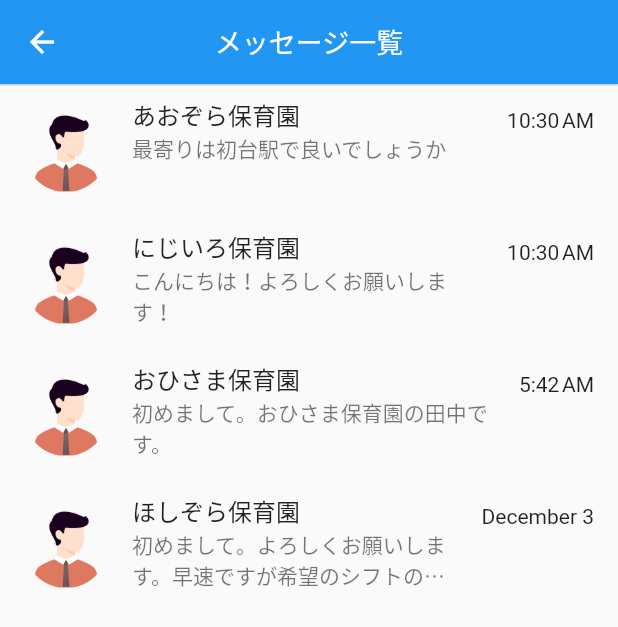
After one commit to flutteruniv/hoiqoo, a Flutter app: the screen it shows after launch, after a tap on "messages page", on a phone screen of 412 x 824 dp. The commit adds this screen. Shown: the top 627 px of the screen. Run offline on Flutter 3.47's test engine with Material 2 defaults, Android fonts, the phone set to English and light mode, and no system bars.

Commit message:
[add] Messageページ作成

```diff
--- a/lib/main.dart
+++ b/lib/main.dart
@@ -1,4 +1,5 @@
 import 'package:flutter/material.dart';
+import 'package:hoiqoo/messages_page.dart';
 import './saito.dart';
 import './oden.dart';
 import './takasu.dart';
@@ -45,12 +46,21 @@ class _MyHomePageState extends State<MyHomePage> {
           children: <Widget>[
             Container(
               margin: const EdgeInsets.all(40),
-              child: const Text('hoiqoo スキルテスト', style: TextStyle(fontSize: 24)),
+              child:
+                  const Text('hoiqoo スキルテスト', style: TextStyle(fontSize: 24)),
             ),
             const Nav(page: Saito(label: '齋藤'), label: "齋藤"),
             const Nav(page: Oden(label: 'おでん'), label: "おでん"),
             const Nav(page: Takasu(label: '高須'), label: "高須"),
             const Nav(page: Fukushin(label: 'フクシン'), label: "フクシン"),
+            // messages pageに移動するためのボタン
+            // 後で削除する
+            ElevatedButton(
+                onPressed: () {
+                  Navigator.of(context).push(
+                      MaterialPageRoute(builder: (context) => MessagesPage()));
+                },
+                child: Text('messages page')),
           ],
         ),
       ),
@@ -60,7 +70,9 @@ class _MyHomePageState extends State<MyHomePage> {
 
 class Nav extends StatelessWidget {
   const Nav({
-    Key? key, required this.page, required this.label,
+    Key? key,
+    required this.page,
+    required this.label,
   }) : super(key: key);
 
   final Widget page;
@@ -70,14 +82,14 @@ class Nav extends StatelessWidget {
   Widget build(BuildContext context) {
     return GestureDetector(
       onTap: () {
-        Navigator.push(context, MaterialPageRoute(builder: (context){
+        Navigator.push(context, MaterialPageRoute(builder: (context) {
           return page;
         }));
       },
       child: Container(
         margin: const EdgeInsets.all(20),
         width: MediaQuery.of(context).size.width * 0.8,
-        height: MediaQuery.of(context).size.width* 0.15,
+        height: MediaQuery.of(context).size.width * 0.15,
         alignment: Alignment.center,
         decoration: BoxDecoration(
           border: Border.all(
--- /dev/null
+++ b/lib/messages_page.dart
@@ -0,0 +1,156 @@
+import 'package:flutter/material.dart';
+import 'package:intl/intl.dart';
+
+// メッセージ一覧ページ
+class MessagesPage extends StatelessWidget {
+  const MessagesPage({super.key});
+
+  @override
+  Widget build(BuildContext context) {
+    return Scaffold(
+      appBar: AppBar(
+        title: const Text("メッセージ一覧", style: TextStyle(fontSize: 18)),
+        centerTitle: true,
+        elevation: 0.5,
+      ),
+      body: Column(
+        children: const [
+          MessagesList(), //メッセージ一覧
+        ],
+      ),
+    );
+  }
+}
+
+// メッセージのリスト
+// riverpodでメッセージ一覧を取得し、メッセージのリストを作成
+class MessagesList extends StatelessWidget {
+  const MessagesList({super.key});
+
+  @override
+  Widget build(BuildContext context) {
+    // Messageデータを取得（本番では、riverpodで取得する）
+    // 今は仮のMessageデータを作成
+    final List<MockMessage> messages = <MockMessage>[
+      MockMessage(
+        id: 0,
+        image: 'assets/images/icon.png',
+        name: 'あおぞら保育園',
+        content: '最寄りは初台駅で良いでしょうか',
+        timestamp: DateTime.now().millisecondsSinceEpoch.toString(),
+      ),
+      MockMessage(
+        id: 1,
+        image: 'assets/images/icon.png',
+        name: 'にじいろ保育園',
+        content: 'こんにちは！よろしくお願いします！',
+        timestamp:
+            (DateTime.now().millisecondsSinceEpoch - 86400000).toString(),
+      ),
+      MockMessage(
+        id: 2,
+        image: 'assets/images/icon.png',
+        name: 'おひさま保育園',
+        content: '初めまして。おひさま保育園の田中です。',
+        timestamp:
+            (DateTime.now().millisecondsSinceEpoch - 17280000).toString(),
+      ),
+      MockMessage(
+        id: 3,
+        image: 'assets/images/icon.png',
+        name: 'ほしぞら保育園',
+        content: '初めまして。よろしくお願いします。早速ですが希望のシフトの確認をさせてください。',
+        timestamp:
+            (DateTime.now().millisecondsSinceEpoch - 31536000000).toString(),
+      ),
+    ];
+
+    return Expanded(
+      child: ListView.builder(
+        itemCount: messages.length,
+        itemBuilder: (BuildContext context, int index) {
+          return MessageBuildItem(message: messages[index]);
+        },
+      ),
+    );
+  }
+}
+
+// メッセージ(ListTile)
+// メッセージモデルを引数に取ってItemを構築する
+// ListTileをタップしたら、メッセージ詳細画面に遷移したい
+class MessageBuildItem extends StatelessWidget {
+  const MessageBuildItem({super.key, required this.message});
+
+  final MockMessage message;
+
+  @override
+  Widget build(BuildContext context) {
+    return ListTile(
+      // [TODO]:keyつけたい
+      leading: Image.asset(message.image),
+      title: Text(
+        message.name,
+      ),
+      subtitle: Text(
+        message.content,
+        maxLines: 2,
+        overflow: TextOverflow.ellipsis,
+      ),
+      trailing: Text(
+        getTime(message.timestamp),
+      ),
+      isThreeLine: true,
+    );
+  }
+}
+
+// タイムスタンプをフォーマットして、
+// メッセージ一覧に表示する日付の文字列を返す
+// (例)
+// ・24時間以内のメッセージ -> 10:24AM
+// ・24時間〜48時間のメッセージ -> 昨日
+// ・48時間〜１年のメッセージ -> 11月15日
+// ・１年〜のメッセージ -> 2021年5月15日
+String getTime(String timestamp) {
+  DateTime dateTime = DateTime.fromMillisecondsSinceEpoch(int.parse(timestamp));
+  int millisecondsFromNow = dateTime
+      .difference(DateTime.now())
+      .inMilliseconds
+      .abs(); //ミリ秒数（現在時刻から何ミリ秒前のメッセージなのか）
+  DateFormat format;
+
+  if (millisecondsFromNow <= 86400000) {
+    //24時間以内
+    format = DateFormat.jm();
+  } else if (millisecondsFromNow <= 172800000) {
+    //48時間以内
+    return '昨日';
+  } else if (millisecondsFromNow <= 31536000000) {
+    //1年以内
+    format = DateFormat.MMMMd();
+  } else {
+    //1年より前
+    format = DateFormat.yMd();
+  }
+  return format
+      .format(DateTime.fromMillisecondsSinceEpoch(int.parse(timestamp)));
+}
+
+// メッセージクラス(仮)
+// メッセージ一覧に表示するメッセージに必要最低限の要素を定義
+class MockMessage {
+  const MockMessage({
+    required this.id,
+    required this.image,
+    required this.name,
+    required this.content,
+    required this.timestamp,
+  });
+
+  final int id;
+  final String image; //アイコン画像のパス
+  final String name; //名前　(例)あおぞら保育園
+  final String content; //メッセージ文
+  final String timestamp; //時刻
+}
--- a/pubspec.yaml
+++ b/pubspec.yaml
@@ -31,6 +31,7 @@ environment:
 dependencies:
   flutter:
     sdk: flutter
+  intl: #DateFormat
 
 
   # The following adds the Cupertino Icons font to your application.
```
Also changed, not shown: pubspec.lock.
